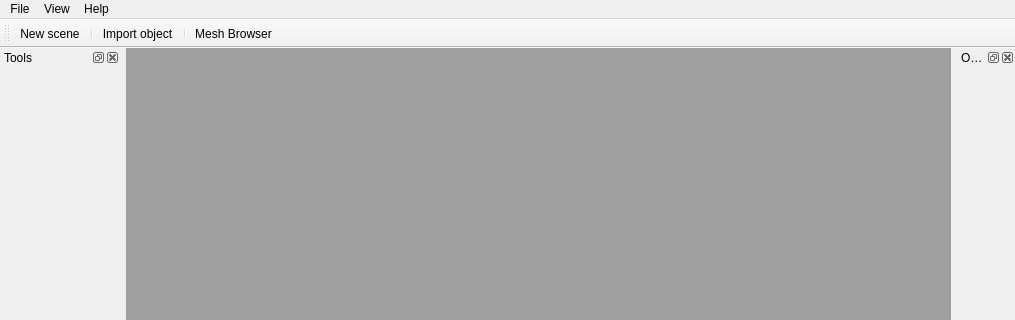
HonghuaLi/stacker, file GUI/Workspace.ui: the form before one commit; both pictures show x 0 to 1015 and y 0 to 320 of the 1015 by 671 pixel window.
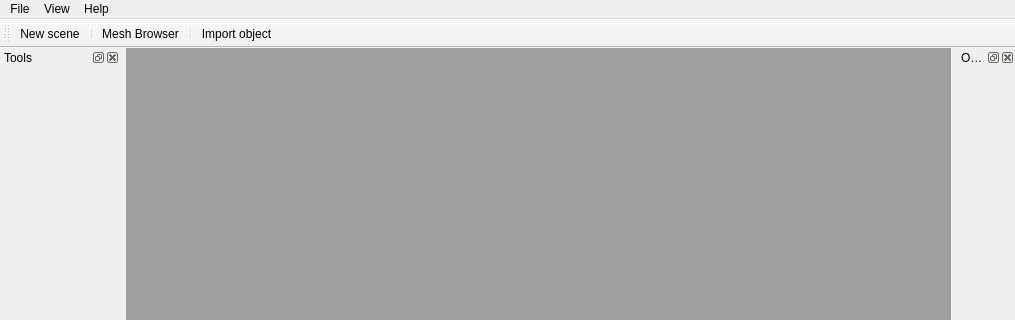
The form after the commit. Icons and pictures are not drawn.

The edit to the form file:
```diff
--- a/GUI/Workspace.ui
+++ b/GUI/Workspace.ui
@@ -85,9 +85,9 @@
    </attribute>
    <addaction name="actionNewScene"/>
    <addaction name="separator"/>
-   <addaction name="actionImportObject"/>
-   <addaction name="separator"/>
    <addaction name="actionMeshBrowser"/>
+   <addaction name="separator"/>
+   <addaction name="actionImportObject"/>
   </widget>
   <widget class="QDockWidget" name="leftDock">
    <property name="minimumSize">
```
